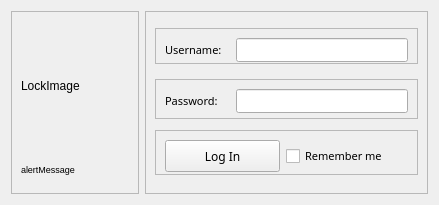
Qt form ETClient/ETClient/Authorization/AuthForm.ui (Dmytro-Shvetsov/Employee-Tracker) before a commit.
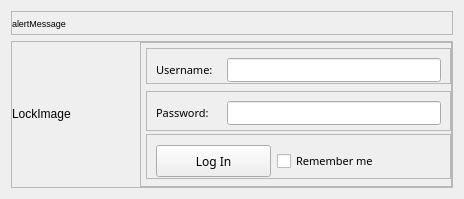
The same form after that commit.

```diff
--- a/ETClient/ETClient/Authorization/AuthForm.ui
+++ b/ETClient/ETClient/Authorization/AuthForm.ui
@@ -6,8 +6,8 @@
    <rect>
     <x>0</x>
     <y>0</y>
-    <width>439</width>
-    <height>205</height>
+    <width>464</width>
+    <height>199</height>
    </rect>
   </property>
   <property name="sizePolicy">
@@ -25,53 +25,61 @@
   <property name="windowTitle">
    <string>Form</string>
   </property>
-  <layout class="QHBoxLayout" name="horizontalLayout_5">
-   <item>
-    <widget class="QFrame" name="frame">
-     <property name="maximumSize">
-      <size>
-       <width>128</width>
-       <height>16777215</height>
-      </size>
-     </property>
-     <property name="frameShape">
-      <enum>QFrame::StyledPanel</enum>
-     </property>
-     <property name="frameShadow">
-      <enum>QFrame::Raised</enum>
-     </property>
      <layout class="QVBoxLayout" name="verticalLayout">
       <item>
-       <widget class="QLabel" name="imageLabel">
+    <widget class="QFrame" name="alertFrame">
         <property name="minimumSize">
          <size>
-          <width>128</width>
-          <height>128</height>
+       <width>0</width>
+       <height>24</height>
          </size>
         </property>
         <property name="maximumSize">
          <size>
-          <width>128</width>
-          <height>128</height>
-         </size>
-        </property>
-        <property name="text">
-         <string>LockImage</string>
-        </property>
-       </widget>
-      </item>
+       <width>16777215</width>
+       <height>40</height>
+      </size>
+     </property>
+     <property name="frameShape">
+      <enum>QFrame::StyledPanel</enum>
+     </property>
+     <property name="frameShadow">
+      <enum>QFrame::Raised</enum>
+     </property>
+     <layout class="QHBoxLayout" name="horizontalLayout_4">
+      <property name="spacing">
+       <number>0</number>
+      </property>
+      <property name="leftMargin">
+       <number>0</number>
+      </property>
+      <property name="topMargin">
+       <number>0</number>
+      </property>
+      <property name="rightMargin">
+       <number>0</number>
+      </property>
+      <property name="bottomMargin">
+       <number>0</number>
+      </property>
       <item>
        <widget class="QLabel" name="alertMessage">
+        <property name="sizePolicy">
+         <sizepolicy hsizetype="Preferred" vsizetype="Preferred">
+          <horstretch>0</horstretch>
+          <verstretch>0</verstretch>
+         </sizepolicy>
+        </property>
         <property name="minimumSize">
          <size>
           <width>128</width>
-          <height>24</height>
+          <height>0</height>
          </size>
         </property>
         <property name="maximumSize">
          <size>
-          <width>128</width>
-          <height>24</height>
+          <width>16777215</width>
+          <height>16</height>
          </size>
         </property>
         <property name="font">
@@ -88,7 +96,68 @@
     </widget>
    </item>
    <item>
+    <widget class="QFrame" name="contentFrame">
+     <property name="minimumSize">
+      <size>
+       <width>0</width>
+       <height>0</height>
+      </size>
+     </property>
+     <property name="maximumSize">
+      <size>
+       <width>16777215</width>
+       <height>16777215</height>
+      </size>
+     </property>
+     <property name="frameShape">
+      <enum>QFrame::StyledPanel</enum>
+     </property>
+     <property name="frameShadow">
+      <enum>QFrame::Raised</enum>
+     </property>
+     <layout class="QHBoxLayout" name="horizontalLayout_6">
+      <property name="spacing">
+       <number>0</number>
+      </property>
+      <property name="leftMargin">
+       <number>0</number>
+      </property>
+      <property name="topMargin">
+       <number>0</number>
+      </property>
+      <property name="rightMargin">
+       <number>0</number>
+      </property>
+      <property name="bottomMargin">
+       <number>0</number>
+      </property>
+      <item>
+       <widget class="QLabel" name="imageLabel">
+        <property name="minimumSize">
+         <size>
+          <width>128</width>
+          <height>128</height>
+         </size>
+        </property>
+        <property name="maximumSize">
+         <size>
+          <width>128</width>
+          <height>128</height>
+         </size>
+        </property>
+        <property name="text">
+         <string>LockImage</string>
+        </property>
+       </widget>
+      </item>
+      <item>
     <widget class="QFrame" name="formFrame">
+        <property name="sizePolicy">
+         <sizepolicy hsizetype="Expanding" vsizetype="Expanding">
+          <horstretch>0</horstretch>
+          <verstretch>0</verstretch>
+         </sizepolicy>
+        </property>
      <property name="frameShape">
       <enum>QFrame::StyledPanel</enum>
      </property>
@@ -96,6 +165,21 @@
       <enum>QFrame::Raised</enum>
      </property>
      <layout class="QVBoxLayout" name="verticalLayout_2">
+         <property name="spacing">
+          <number>0</number>
+         </property>
+         <property name="leftMargin">
+          <number>5</number>
+         </property>
+         <property name="topMargin">
+          <number>0</number>
+         </property>
+         <property name="rightMargin">
+          <number>0</number>
+         </property>
+         <property name="bottomMargin">
+          <number>0</number>
+         </property>
       <item>
        <widget class="QFrame" name="usernameFrame">
         <property name="maximumSize">
@@ -262,6 +346,12 @@
          <enum>QFrame::Raised</enum>
         </property>
         <layout class="QHBoxLayout" name="horizontalLayout">
+            <property name="rightMargin">
+             <number>0</number>
+            </property>
+            <property name="bottomMargin">
+             <number>0</number>
+            </property>
          <item>
           <widget class="QPushButton" name="loginButton">
            <property name="minimumSize">
@@ -328,6 +418,9 @@
            <property name="tristate">
             <bool>false</bool>
            </property>
+             </widget>
+            </item>
+           </layout>
           </widget>
          </item>
         </layout>
```
Lines whose indentation alone changed are shown as unchanged.
